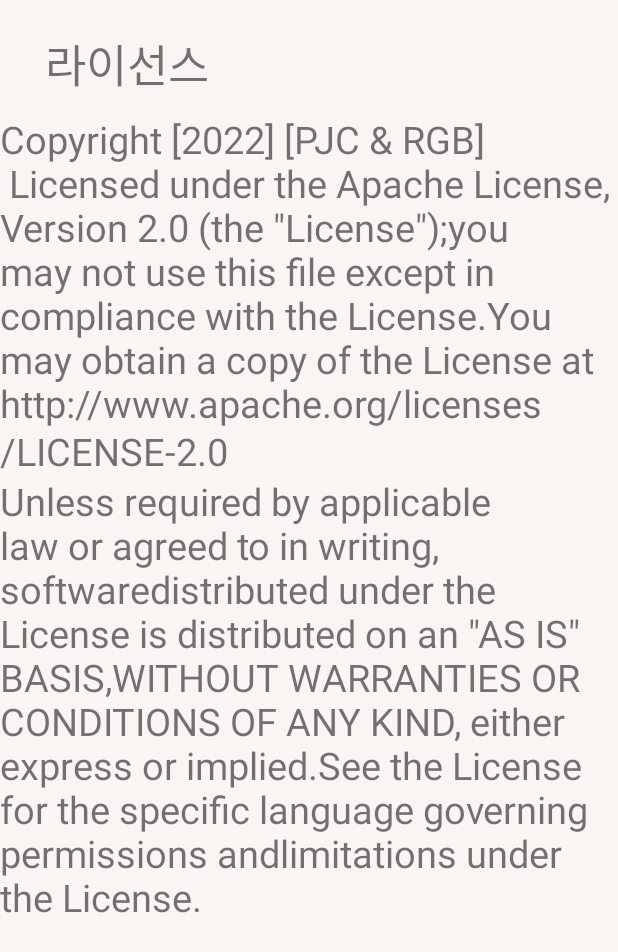
After one commit to anima0314/Posture-Teacher, an Android app: the LicenseActivity screen opened directly, with no data from a screen before it, on a phone screen of 412 x 824 dp. The commit adds this screen. Shown: the top 952 px of the screen. Run offline under Robolectric (Android 15) with nearby library versions, the phone set to English and light mode, and no system bars.

```diff
--- /dev/null
+++ b/app/src/main/java/com/gnupr/postureteacher/LicenseActivity.java
@@ -0,0 +1,27 @@
+package com.gnupr.postureteacher;
+
+import androidx.appcompat.app.AppCompatActivity;
+
+import android.os.Bundle;
+import android.widget.TextView;
+
+public class LicenseActivity extends AppCompatActivity {
+    TextView tv;
+    @Override
+    protected void onCreate(Bundle savedInstanceState) {
+        super.onCreate(savedInstanceState);
+        setContentView(R.layout.activity_license);
+
+        tv = findViewById(R.id.tv_license);
+        tv.setText("Copyright [2022] [PJC & RGB]\n"
+                +" Licensed under the Apache License, Version 2.0 (the \"License\");"
+                +"you may not use this file except in compliance with the License."
+                +"You may obtain a copy of the License at\n"
+                +"http://www.apache.org/licenses/LICENSE-2.0\n"
+                +"Unless required by applicable law or agreed to in writing, software"
+                +"distributed under the License is distributed on an \"AS IS\" BASIS,"
+                +"WITHOUT WARRANTIES OR CONDITIONS OF ANY KIND, either express or implied."
+                +"See the License for the specific language governing permissions and"
+                +"limitations under the License.");
+    }
+}
--- a/app/src/main/java/com/gnupr/postureteacher/MainActivity.java
+++ b/app/src/main/java/com/gnupr/postureteacher/MainActivity.java
@@ -37,8 +37,8 @@ public class MainActivity extends AppCompatActivity {
                     case R.id.stats_fragment:
                         myStartActivity(StatsActivity.class);
                         break;
-                    case R.id.description_fragment:
-                        myStartActivity(DescriptionActivity.class);
+                    case R.id.setting_fragment:
+                        myStartActivity(SettingActivity.class);
                         break;
                 }
                 return true;
--- a/app/src/main/java/com/gnupr/postureteacher/StatsAdapter.java
+++ b/app/src/main/java/com/gnupr/postureteacher/StatsAdapter.java
@@ -33,7 +33,7 @@ public class StatsAdapter extends RecyclerView.Adapter<StatsAdapter.ViewHoler>{
         holder.tv_id.setText("측정 id : " + arrayList.get(pos-position).getId() + "번");
         holder.tv_time.setText("총 측정시간 : "+arrayList.get(pos-position).getTime());
         holder.tv_percent.setText("올바른 자세 비율 : "+arrayList.get(pos-position).getPercent());
-        holder.tv_unstable.setText("자세가 불안정해진 시간 : "+arrayList.get(pos-position).getUnstable());
+        holder.tv_unstable.setText(arrayList.get(pos-position).getUnstable());
 
     }
 
--- /dev/null
+++ b/app/src/main/res/drawable/ic_baseline_settings.xml
@@ -0,0 +1,5 @@
+<vector android:height="24dp" android:tint="#FB5607"
+    android:viewportHeight="24" android:viewportWidth="24"
+    android:width="24dp" xmlns:android="http://schemas.android.com/apk/res/android">
+    <path android:fillColor="@android:color/white" android:pathData="M19.14,12.94c0.04,-0.3 0.06,-0.61 0.06,-0.94c0,-0.32 -0.02,-0.64 -0.07,-0.94l2.03,-1.58c0.18,-0.14 0.23,-0.41 0.12,-0.61l-1.92,-3.32c-0.12,-0.22 -0.37,-0.29 -0.59,-0.22l-2.39,0.96c-0.5,-0.38 -1.03,-0.7 -1.62,-0.94L14.4,2.81c-0.04,-0.24 -0.24,-0.41 -0.48,-0.41h-3.84c-0.24,0 -0.43,0.17 -0.47,0.41L9.25,5.35C8.66,5.59 8.12,5.92 7.63,6.29L5.24,5.33c-0.22,-0.08 -0.47,0 -0.59,0.22L2.74,8.87C2.62,9.08 2.66,9.34 2.86,9.48l2.03,1.58C4.84,11.36 4.8,11.69 4.8,12s0.02,0.64 0.07,0.94l-2.03,1.58c-0.18,0.14 -0.23,0.41 -0.12,0.61l1.92,3.32c0.12,0.22 0.37,0.29 0.59,0.22l2.39,-0.96c0.5,0.38 1.03,0.7 1.62,0.94l0.36,2.54c0.05,0.24 0.24,0.41 0.48,0.41h3.84c0.24,0 0.44,-0.17 0.47,-0.41l0.36,-2.54c0.59,-0.24 1.13,-0.56 1.62,-0.94l2.39,0.96c0.22,0.08 0.47,0 0.59,-0.22l1.92,-3.32c0.12,-0.22 0.07,-0.47 -0.12,-0.61L19.14,12.94zM12,15.6c-1.98,0 -3.6,-1.62 -3.6,-3.6s1.62,-3.6 3.6,-3.6s3.6,1.62 3.6,3.6S13.98,15.6 12,15.6z"/>
+</vector>
--- /dev/null
+++ b/app/src/main/res/layout/activity_license.xml
@@ -0,0 +1,36 @@
+<?xml version="1.0" encoding="utf-8"?>
+<androidx.constraintlayout.widget.ConstraintLayout xmlns:android="http://schemas.android.com/apk/res/android"
+    xmlns:app="http://schemas.android.com/apk/res-auto"
+    xmlns:tools="http://schemas.android.com/tools"
+    android:layout_width="match_parent"
+    android:layout_height="match_parent"
+    tools:context=".LicenseActivity">
+
+    <TextView
+        android:id="@+id/textView"
+        android:layout_width="match_parent"
+        android:layout_height="wrap_content"
+        android:layout_marginStart="30dp"
+        android:layout_marginTop="20dp"
+        android:layout_marginEnd="20dp"
+        android:layout_marginBottom="1dp"
+        android:text="라이선스"
+        android:textSize="30dp"
+        app:layout_constraintBottom_toTopOf="@+id/tv_license"
+        app:layout_constraintEnd_toEndOf="parent"
+        app:layout_constraintStart_toStartOf="parent"
+        app:layout_constraintTop_toTopOf="parent" />
+
+    <TextView
+        android:id="@+id/tv_license"
+        android:layout_width="wrap_content"
+        android:layout_height="wrap_content"
+        android:layout_marginStart="100dp"
+        android:layout_marginTop="10dp"
+        android:layout_marginEnd="100dp"
+        android:text="text"
+        android:textSize="25dp"
+        app:layout_constraintEnd_toEndOf="parent"
+        app:layout_constraintStart_toStartOf="parent"
+        app:layout_constraintTop_toBottomOf="@+id/textView" />
+</androidx.constraintlayout.widget.ConstraintLayout>
--- a/app/src/main/res/menu/btm_navi_menu.xml
+++ b/app/src/main/res/menu/btm_navi_menu.xml
@@ -11,8 +11,8 @@
         android:icon="@drawable/ic_baseline_graph"
         android:title="통계"/>
     <item
-        android:id="@+id/description_fragment"
+        android:id="@+id/setting_fragment"
         android:enabled="true"
-        android:icon="@drawable/ic_baseline_book"
-        android:title="도움말"/>
+        android:icon="@drawable/ic_baseline_settings"
+        android:title="설정창"/>
 </menu>
```
Also changed, not shown: app/src/main/AndroidManifest.xml (+10 -6 lines), app/src/main/java/com/gnupr/postureteacher/ProgrammerActivity.java (added, +19 -0 lines), app/src/main/java/com/gnupr/postureteacher/SettingActivity.java (added, +54 -0 lines), app/src/main/java/com/gnupr/postureteacher/StatsActivity.java (+16 -15 lines), app/src/main/res/layout/activity_programmer.xml (added, +35 -0 lines), app/src/main/res/layout/activity_setting.xml (added, +47 -0 lines).
